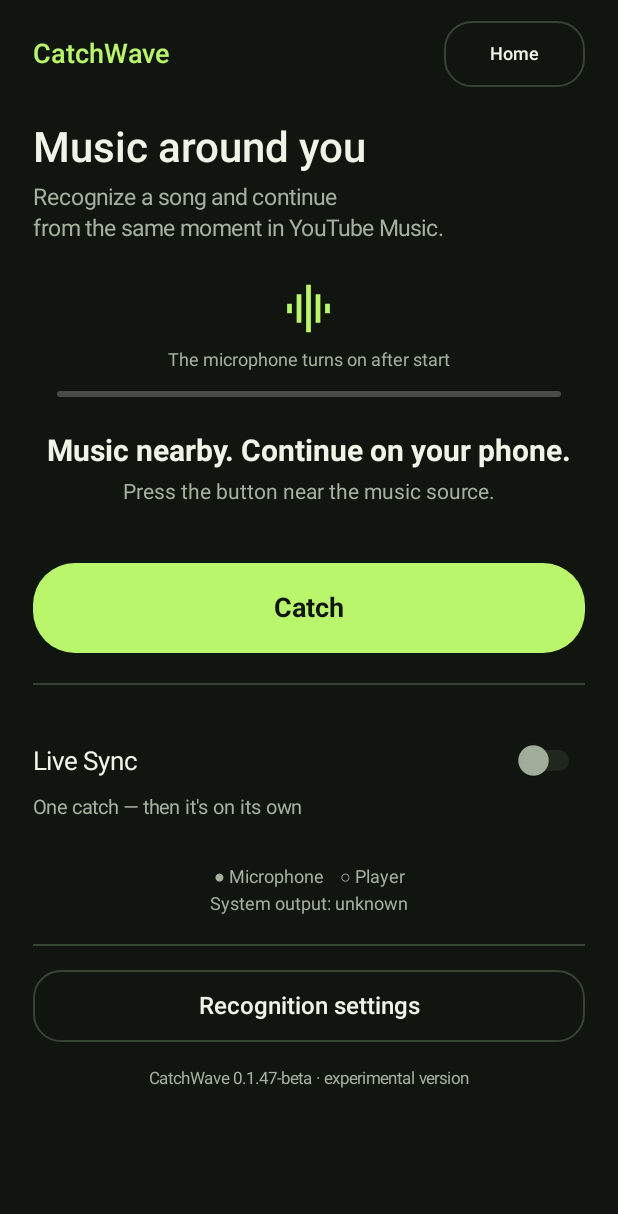
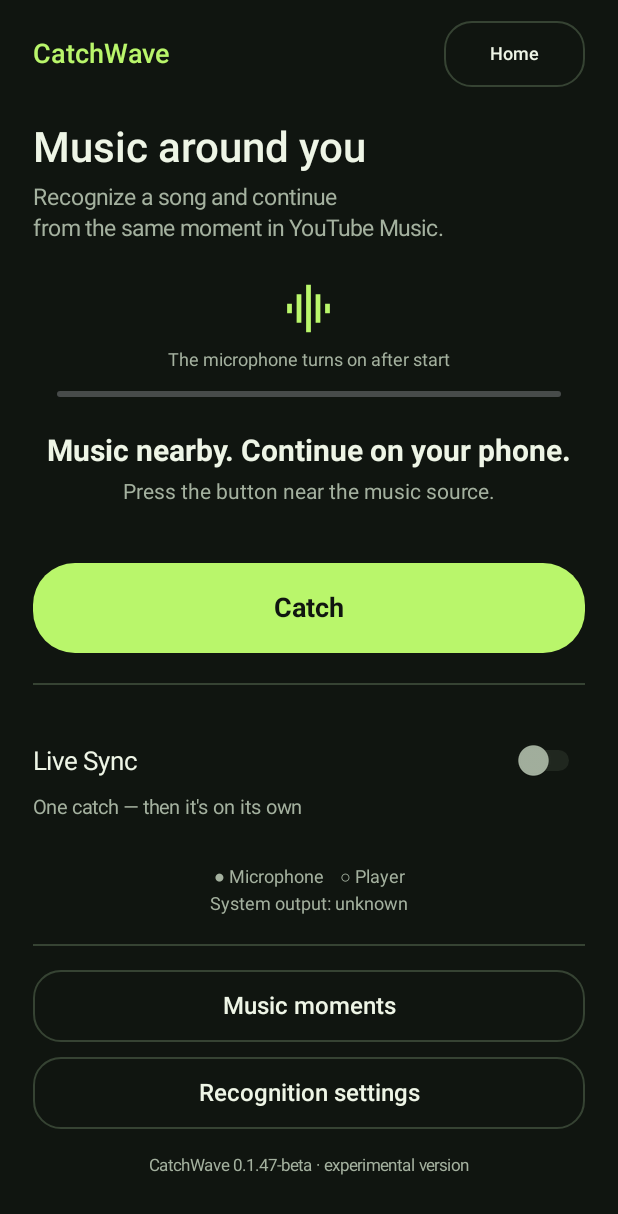
Before and after one commit to BlackBadHope/CatchWave, an Android app: the screen it shows after launch (MainActivity), after a tap on "Open recognition", on a phone screen of 412 x 824 dp. Shown: the top 1214 px of the screen. Run offline under Robolectric (Android 15) with nearby library versions, the phone set to English and light mode, and no system bars.

```diff
--- a/app/src/main/AndroidManifest.xml
+++ b/app/src/main/AndroidManifest.xml
@@ -27,6 +27,7 @@
             <intent-filter><action android:name="android.intent.action.MAIN"/><category android:name="android.intent.category.LAUNCHER"/></intent-filter>
         </activity>
         <activity android:name=".MainActivity" android:exported="false" android:launchMode="singleTop" android:configChanges="orientation|screenSize"/>
+        <activity android:name=".MomentsActivity" android:exported="false" android:configChanges="orientation|screenSize"/>
         <activity android:name=".LanAudioActivity" android:exported="false" android:configChanges="orientation|screenSize"/>
         <activity android:name=".PairingScanActivity" android:exported="false"/>
         <activity android:name=".UsbConnectActivity" android:exported="false" android:configChanges="orientation|screenSize"/>
--- a/app/src/main/java/app/catchwave/L.java
+++ b/app/src/main/java/app/catchwave/L.java
@@ -600,5 +600,24 @@ final class L {
         RU.put("CatchWave Host found over the cable. The connection needs neither debugging nor USB tethering.", "CatchWave Host найден по кабелю. Подключение не требует отладки или USB-модема.");
         RU.put("USB connection", "Подключение по USB");
         RU.put("USB access not allowed", "USB-доступ не разрешён");
+        RU.put("Music moments", "Музыкальные моменты");
+        RU.put("Every catch is saved here: the song, the moment inside it and the time. The list lives only on this phone.", "Каждый подхват сохраняется здесь: песня, место внутри неё и время. Список живёт только на этом телефоне.");
+        RU.put("No moments yet. Catch a song on the «Music around you» screen and it will appear here.", "Моментов пока нет. Поймай песню на экране «Музыка вокруг» — и она появится здесь.");
+        RU.put("Share list", "Поделиться списком");
+        RU.put("Clear", "Очистить");
+        RU.put("At ", "На ");
+        RU.put("Favorite", "Избранное");
+        RU.put("Open", "Открыть");
+        RU.put("Open in YouTube Music", "Открыть в YouTube Music");
+        RU.put("Note", "Заметка");
+        RU.put("Edit note", "Изменить заметку");
+        RU.put("Share this moment", "Поделиться этим моментом");
+        RU.put("Delete", "Удалить");
+        RU.put("No app can open this link.", "Нет приложения, которое может открыть эту ссылку.");
+        RU.put("Where and why you caught it", "Где и почему ты её поймал");
+        RU.put("Save", "Сохранить");
+        RU.put("Clear the whole history?", "Очистить всю историю?");
+        RU.put("Every moment, favorite and note will be deleted from this phone. This cannot be undone.", "Все моменты, избранное и заметки будут удалены с этого телефона. Это нельзя отменить.");
+        RU.put("Share moments", "Поделиться моментами");
     }
 }
--- a/app/src/main/java/app/catchwave/MainActivity.java
+++ b/app/src/main/java/app/catchwave/MainActivity.java
@@ -66,7 +66,9 @@ public final class MainActivity extends Activity {
         open=button(L.t("Open YouTube Music"),PANEL,TEXT);open.setOnClickListener(v->openTrack());add(body,open,10);
         reject=button(L.t("This is a different version"),PANEL,MUTED);reject.setOnClickListener(v->startService(new Intent(this,SyncService.class).setAction(SyncService.REJECT)));add(body,reject,8);
         setup=text("",12,MUTED);setup.setGravity(Gravity.CENTER);setup.setPadding(0,dp(8),0,0);setup.setOnClickListener(v->permissionsInfo());add(body,setup,8);
-        CatchWaveUi.divider(body,20);Button options=button(L.t("Recognition settings"),PANEL,TEXT);options.setOnClickListener(v->settings());add(body,options,16);
+        CatchWaveUi.divider(body,20);
+        Button moments=button(L.t("Music moments"),PANEL,TEXT);moments.setOnClickListener(v->startActivity(new Intent(this,MomentsActivity.class)));add(body,moments,16);
+        Button options=button(L.t("Recognition settings"),PANEL,TEXT);options.setOnClickListener(v->settings());add(body,options,10);
         TextView footer=text(AppIdentity.label()+L.t(" · experimental version"),11,MUTED);footer.setGravity(Gravity.CENTER);add(body,footer,18);
     }
     private android.content.SharedPreferences getPreferences(){return getSharedPreferences("settings",MODE_PRIVATE);}
```
Also changed, not shown: app/src/main/java/app/catchwave/MomentsActivity.java (added, +105 -0 lines), 1 other file.
